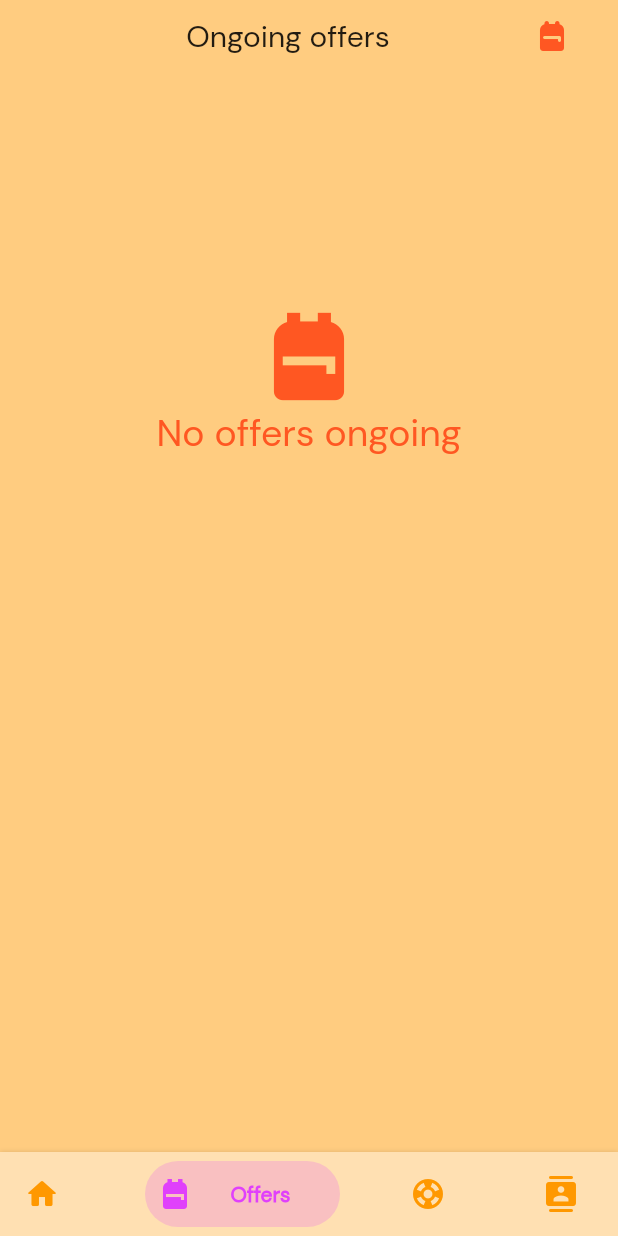
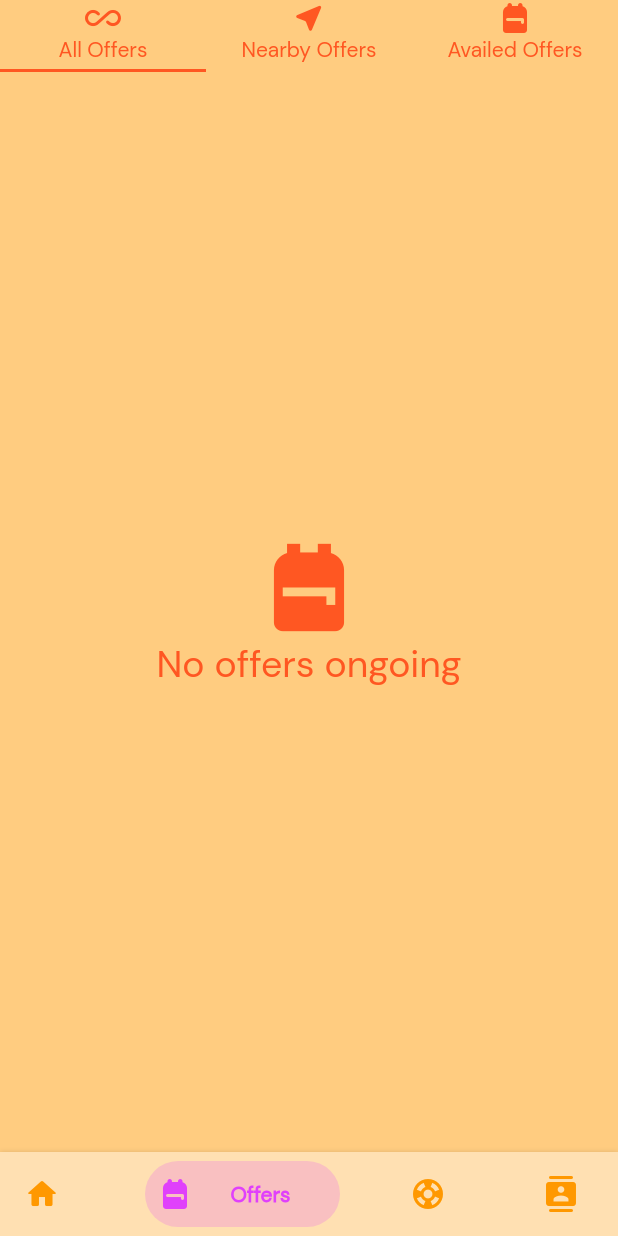
Before and after one commit to Good-Rabbit/cadets_nearby, a Flutter app: the screen it shows once a user with an empty profile is signed in, swiped to page 2, on a phone screen of 412 x 824 dp. Run offline on Flutter 3.47's test engine with Material 2 defaults, Android fonts, the phone set to English and light mode, and no system bars; drawn by our look-alikes of bottom_navy_bar; our stand-ins replace cloud_firestore, firebase_auth, firebase_core, firebase_messaging, flutter_local_notifications, flutter_spinkit and 7 more; missing offline and left inert: animate_icons, flutter_background_service, geocode; accounts and stored records are empty.

Commit message:
Tabs in offers page + fixes

```diff
--- a/lib/main.dart
+++ b/lib/main.dart
@@ -5,6 +5,7 @@ import 'package:cadets_nearby/data/app_data.dart';
 import 'package:cadets_nearby/services/ad_service.dart';
 import 'package:cadets_nearby/services/local_notification_service.dart';
 import 'package:cadets_nearby/services/mainuser_provider.dart';
+import 'package:cadets_nearby/services/nearby_offers_provider.dart';
 import 'package:cadets_nearby/services/notification_provider.dart';
 import 'package:cadets_nearby/services/settings_provider.dart';
 import 'package:firebase_core/firebase_core.dart';
@@ -18,7 +19,6 @@ import 'package:shared_preferences/shared_preferences.dart';
 import 'pages/about.dart';
 import 'pages/account.dart';
 import 'pages/availed_offer_code.dart';
-import 'pages/availed_offers.dart';
 import 'pages/cancel.dart';
 import 'pages/dp_modifier.dart';
 import 'pages/help_post.dart';
@@ -87,7 +87,10 @@ Future<void> main() async {
       ),
       ChangeNotifierProvider(
         create: (context) => Settings(),
-      )
+      ),
+      ChangeNotifierProvider(
+        create: (context) => NearbyOffers(),
+      ),
     ],
     child: const MyApp(),
   ));
@@ -122,7 +125,6 @@ class _MyAppState extends State<MyApp> {
         '/verification': (context) => const VerificationPage(),
         '/notifications': (context) => const NotificationPage(),
         '/supportdetails': (context) => const SupportDetailsPage(),
-        '/availedoffers': (context) => const AvailedOffersPage(),
         '/availedofferdetails': (context) => const AvailedOfferDetailsPage(),
       },
     );
--- a/lib/pages/account.dart
+++ b/lib/pages/account.dart
@@ -92,7 +92,7 @@ class _AccountPageState extends State<AccountPage>
         body: Form(
           key: formKey,
           child: ListView(
-            keyboardDismissBehavior: ScrollViewKeyboardDismissBehavior.onDrag,
+
             children: [
               Row(
                 mainAxisAlignment: MainAxisAlignment.spaceEvenly,
--- a/lib/pages/help_post.dart
+++ b/lib/pages/help_post.dart
@@ -71,7 +71,7 @@ class _PostHelpPageState extends State<PostHelpPage> {
           systemOverlayStyle: systemUiOverlayStyle,
         ),
         body: ListView(
-          keyboardDismissBehavior: ScrollViewKeyboardDismissBehavior.onDrag,
+
           children: [
             Form(
               key: formKey,
--- a/lib/pages/home.dart
+++ b/lib/pages/home.dart
@@ -223,14 +223,14 @@ class _RealHomeState extends State<RealHome> {
                 inactiveColor: Theme.of(context).secondaryHeaderColor,
               ),
               BottomNavyBarItem(
-                icon: const Icon(Icons.backpack),
+                icon: const Icon(Icons.backpack_rounded),
                 title: const Text('Offers'),
                 textAlign: TextAlign.center,
                 activeColor: Colors.purpleAccent,
                 inactiveColor: Theme.of(context).secondaryHeaderColor,
               ),
               BottomNavyBarItem(
-                icon: const Icon(Icons.support),
+                icon: const Icon(Icons.support_rounded),
                 title: const Text('Support'),
                 textAlign: TextAlign.center,
                 activeColor: Colors.teal,
--- a/lib/pages/login.dart
+++ b/lib/pages/login.dart
@@ -42,7 +42,7 @@ class _LoginPageState extends State<LoginPage> {
           backgroundColor: Theme.of(context).backgroundColor,
           body: SafeArea(
             child: ListView(
-              keyboardDismissBehavior: ScrollViewKeyboardDismissBehavior.onDrag,
+
               children: [
                 Column(
                   children: [
--- a/lib/pages/signup.dart
+++ b/lib/pages/signup.dart
@@ -46,7 +46,7 @@ class _SignupMainPageState extends State<SignupMainPage> {
           onTap:() => FocusScope.of(context).unfocus(),
           child: SafeArea(
             child: ListView(
-              keyboardDismissBehavior: ScrollViewKeyboardDismissBehavior.onDrag,
+
               children: [
                 Column(
                   children: [
--- a/lib/pages/sub_pages/offer_sub.dart
+++ b/lib/pages/sub_pages/offer_sub.dart
@@ -1,7 +1,8 @@
-import 'package:cadets_nearby/pages/home_setter.dart';
-import 'package:cadets_nearby/pages/ui_elements/offer_card.dart';
-import 'package:cloud_firestore/cloud_firestore.dart';
+import 'package:cadets_nearby/pages/sub_pages/offer_tabs/availed_offers.dart';
 import 'package:flutter/material.dart';
+
+import 'offer_tabs/all_offers.dart';
+import 'offer_tabs/nearby_offers.dart';
 
 class OfferSubPage extends StatefulWidget {
   const OfferSubPage({Key? key}) : super(key: key);
@@ -16,84 +17,60 @@ class _OfferSubPageState extends State<OfferSubPage>
   Widget build(BuildContext context) {
     super.build(context);
     return SafeArea(
+      child: DefaultTabController(
+        length: 3,
         child: Column(
           children: [
-          Row(
-            mainAxisAlignment: MainAxisAlignment.spaceBetween,
+            TabBar(
+              tabs: [
+                Tab(
+                  child: Column(
                     children: [
-              const SizedBox(
-                width: 40,
+                      Icon(
+                        Icons.all_inclusive_rounded,
+                        color: Theme.of(context).primaryColor,
                       ),
-              const Text(
-                'Ongoing offers',
-                style: TextStyle(fontSize: 20),
+                      Text('All Offers',style: TextStyle(color: Theme.of(context).primaryColor),),
+                    ],
                   ),
-              Padding(
-                padding: const EdgeInsets.fromLTRB(0, 0, 20, 0),
-                child: IconButton(
-                  onPressed: () {
-                    Navigator.of(context).pushNamed('/availedoffers');
-                  },
-                  icon: Icon(
+                ),
+                Tab(
+                  child: Column(
+                    children: [
+                      Icon(
+                        Icons.near_me_rounded,
+                        color: Theme.of(context).primaryColor,
+                      ),
+                      Text('Nearby Offers',style: TextStyle(color: Theme.of(context).primaryColor),),
+                    ],
+                  ),
+                ),
+                Tab(
+                  child: Column(
+                    children: [
+                      Icon(
                         Icons.backpack_rounded,
                         color: Theme.of(context).primaryColor,
                       ),
+                      Text('Availed Offers',style: TextStyle(color: Theme.of(context).primaryColor),),
+                    ],
                   ),
                 ),
               ],
             ),
-          StreamBuilder<QuerySnapshot<Map<String, dynamic>>>(
-            stream: HomeSetterPage.store.collection('offers').orderBy('priority').snapshots(),
-            builder: (context, snapshots) {
-              if (snapshots.hasData) {
-                if (snapshots.data!.docs.isNotEmpty) {
-                  return Expanded(
-                    child: ListView(
+            const Expanded(
+              child: TabBarView(
                 children: [
-                        const SizedBox(
-                          height: 20,
-                        ),
-                        ...snapshots.data!.docs.map((e) {
-                          return Container(
-                            margin: const EdgeInsets.fromLTRB(10, 10, 10, 0),
-                            child: OfferCard(e: e),
-                          );
-                        }),
+                  AllOffersTab(),
+                  NearbyOffersTab(),
+                  AvailedOffersTab(),
                 ],
               ),
-                  );
-                } else {
-                  return noOffersOngoing();
-                }
-              }
-              return const SizedBox();
-            },
-          ),
+            )
           ],
         ),
-    );
-  }
-
-  Widget noOffersOngoing() {
-    return SizedBox(
-      height: MediaQuery.of(context).size.height * 1 / 2,
-      child: Column(
-        mainAxisAlignment: MainAxisAlignment.center,
-        children: [
-          Icon(
-            Icons.backpack,
-            size: 70.0,
-            color: Theme.of(context).primaryColor,
       ),
-          Text(
-            'No offers ongoing',
-            style: TextStyle(
-              fontSize: 25,
-              color: Theme.of(context).primaryColor,
-            ),
-          ),
-        ],
-      ),
+      // allOffers(context),
     );
   }
 
--- /dev/null
+++ b/lib/pages/sub_pages/offer_tabs/all_offers.dart
@@ -0,0 +1,41 @@
+import 'package:cadets_nearby/pages/ui_elements/no_offers.dart';
+import 'package:cadets_nearby/pages/ui_elements/offer_card.dart';
+import 'package:cloud_firestore/cloud_firestore.dart';
+import 'package:flutter/material.dart';
+
+import '../../home_setter.dart';
+
+class AllOffersTab extends StatelessWidget {
+  const AllOffersTab({Key? key}) : super(key: key);
+
+  @override
+  Widget build(BuildContext context) {
+    return StreamBuilder<QuerySnapshot<Map<String, dynamic>>>(
+      stream: HomeSetterPage.store.collection('offers').orderBy('priority').snapshots(),
+      builder: (context, snapshots) {
+        if (snapshots.hasData) {
+          if (snapshots.data!.docs.isNotEmpty) {
+            return Expanded(
+              child: ListView(
+                children: [
+                  const SizedBox(
+                    height: 20,
+                  ),
+                  ...snapshots.data!.docs.map((e) {
+                    return Container(
+                      margin: const EdgeInsets.fromLTRB(10, 10, 10, 0),
+                      child: OfferCard(e: e),
+                    );
+                  }),
+                ],
+              ),
+            );
+          } else {
+            return noOffersOngoing(context);
+          }
+        }
+        return const SizedBox();
+      },
+    );
+  }
+}
--- /dev/null
+++ b/lib/pages/ui_elements/no_offers.dart
@@ -0,0 +1,23 @@
+  import 'package:flutter/material.dart';
+
+Widget noOffersOngoing(BuildContext context) {
+    return Expanded(
+      child: Column(
+        mainAxisAlignment: MainAxisAlignment.center,
+        children: [
+          Icon(
+            Icons.backpack,
+            size: 70.0,
+            color: Theme.of(context).primaryColor,
+          ),
+          Text(
+            'No offers ongoing',
+            style: TextStyle(
+              fontSize: 25,
+              color: Theme.of(context).primaryColor,
+            ),
+          ),
+        ],
+      ),
+    );
+  }
--- a/lib/services/mainuser_provider.dart
+++ b/lib/services/mainuser_provider.dart
@@ -4,7 +4,7 @@ import 'package:cadets_nearby/pages/home_setter.dart';
 import 'package:cadets_nearby/data/user.dart';
 import 'package:cloud_firestore/cloud_firestore.dart';
 import 'package:firebase_auth/firebase_auth.dart';
-import 'package:flutter/cupertino.dart';
+import 'package:flutter/material.dart';
 
 class MainUser with ChangeNotifier {
   AppUser? mainUser;
--- a/pubspec.yaml
+++ b/pubspec.yaml
@@ -1,6 +1,6 @@
 name: cadets_nearby
 description: Stay in touch with cadets nearby you.
-version: 0.9.55+0
+version: 0.9.65+0
 
 environment:
   sdk: '>=2.12.0 <3.0.0'
```
Also changed, not shown: lib/pages/sub_pages/offer_tabs/availed_offers.dart (renamed from lib/pages/availed_offers.dart, +8 -27 lines), lib/pages/sub_pages/offer_tabs/nearby_offers.dart (added, +35 -0 lines), lib/pages/ui_elements/offer_card.dart (+36 -25 lines), lib/services/nearby_offers_provider.dart (added, +25 -0 lines). Lines whose indentation alone changed are shown as unchanged.
